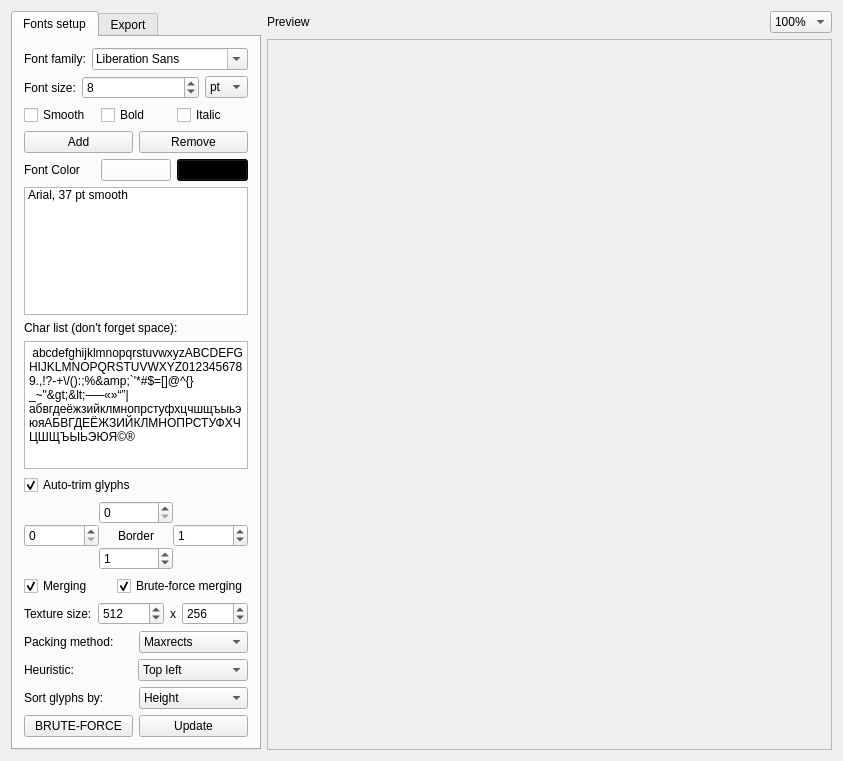
Qt form src/mainwindow.ui (scriptum/UBFG) before a commit.
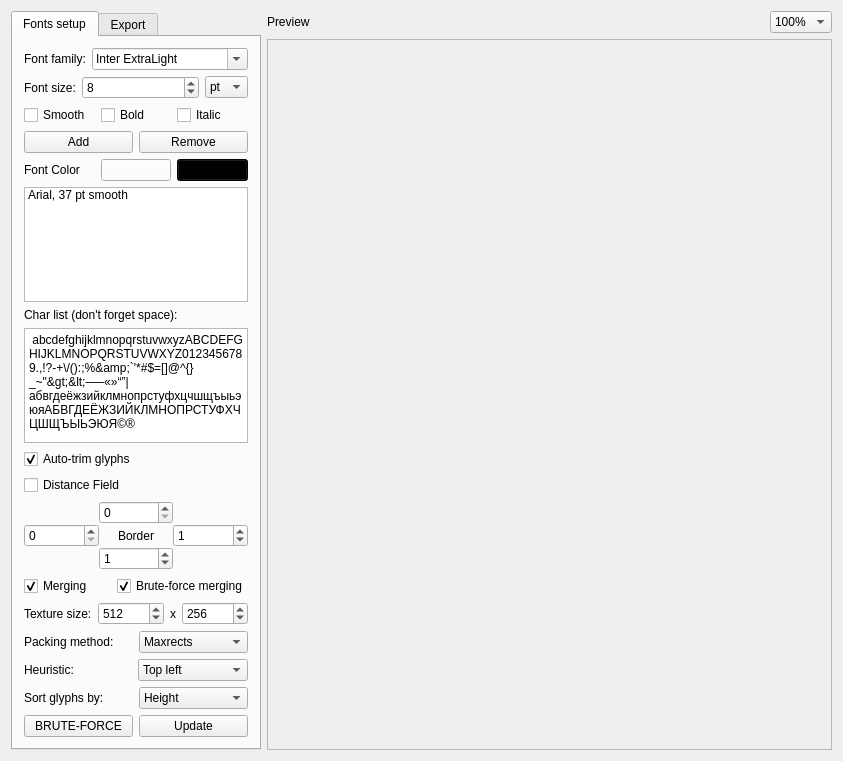
The same form after that commit. Custom widgets are drawn as their Qt base class.

Commit message: Added Distance Field calculation

```diff
--- a/src/mainwindow.ui
+++ b/src/mainwindow.ui
@@ -67,7 +67,7 @@
              </sizepolicy>
             </property>
             <property name="currentIndex">
-             <number>63</number>
+             <number>32</number>
             </property>
             <property name="sizeAdjustPolicy">
              <enum>QComboBox::AdjustToContents</enum>
@@ -721,6 +721,13 @@
           </property>
          </widget>
         </item>
+        <item>
+         <widget class="QCheckBox" name="distanceField">
+          <property name="text">
+           <string>Distance Field</string>
+          </property>
+         </widget>
+        </item>
         <item>
          <layout class="QGridLayout" name="gridLayout">
           <property name="bottomMargin">
```
Left out of the diff: 2 changed lines with no effect on the pictures. The commit also changes 2 other files.
